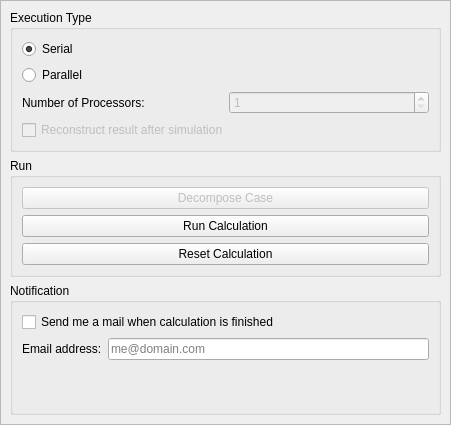
The window that petroSym/run.ui (jmarcelogimenez/petroSym) describes before a commit, drawn with Qt 5.
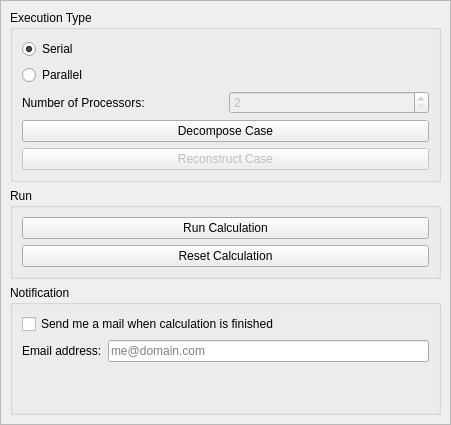
The same window after the commit. Icons and pictures are not drawn.

```diff
--- a/petroSym/run.ui
+++ b/petroSym/run.ui
@@ -37,6 +37,20 @@
        <string>Execution Type</string>
       </property>
       <layout class="QGridLayout" name="gridLayout">
+       <item row="3" column="0" colspan="2">
+        <widget class="QPushButton" name="pushButton_decompose">
+         <property name="enabled">
+          <bool>true</bool>
+         </property>
+         <property name="text">
+          <string>Decompose Case</string>
+         </property>
+         <property name="icon">
+          <iconset resource="resources.qrc">
+           <normaloff>:/newPrefix/images/fromHelyx/decompose16.png</normaloff>:/newPrefix/images/fromHelyx/decompose16.png</iconset>
+         </property>
+        </widget>
+       </item>
        <item row="0" column="0" colspan="2">
         <widget class="QRadioButton" name="type_serial">
          <property name="text">
@@ -73,20 +87,24 @@
           <bool>false</bool>
          </property>
          <property name="minimum">
-          <number>1</number>
+          <number>2</number>
          </property>
          <property name="maximum">
           <number>1024</number>
          </property>
         </widget>
        </item>
-       <item row="3" column="0" colspan="2">
-        <widget class="QCheckBox" name="reconstruct">
+       <item row="4" column="0" colspan="2">
+        <widget class="QPushButton" name="pushButton_reconstruct">
          <property name="enabled">
           <bool>false</bool>
          </property>
          <property name="text">
-          <string>Reconstruct result after simulation</string>
+          <string>Reconstruct Case</string>
+         </property>
+         <property name="icon">
+          <iconset resource="resources.qrc">
+           <normaloff>:/newPrefix/images/fromHelyx/reconstruct16.png</normaloff>:/newPrefix/images/fromHelyx/reconstruct16.png</iconset>
          </property>
         </widget>
        </item>
@@ -99,20 +117,6 @@
        <string>Run</string>
       </property>
       <layout class="QVBoxLayout" name="verticalLayout_2">
-       <item>
-        <widget class="QPushButton" name="pushButton_decompose">
-         <property name="enabled">
-          <bool>false</bool>
-         </property>
-         <property name="text">
-          <string>Decompose Case</string>
-         </property>
-         <property name="icon">
-          <iconset resource="resources.qrc">
-           <normaloff>:/newPrefix/images/fromHelyx/decompose16.png</normaloff>:/newPrefix/images/fromHelyx/decompose16.png</iconset>
-         </property>
-        </widget>
-       </item>
        <item>
         <widget class="QPushButton" name="pushButton_run">
          <property name="text">
```
Left out of the diff: 34 changed lines with no effect on the pictures.
